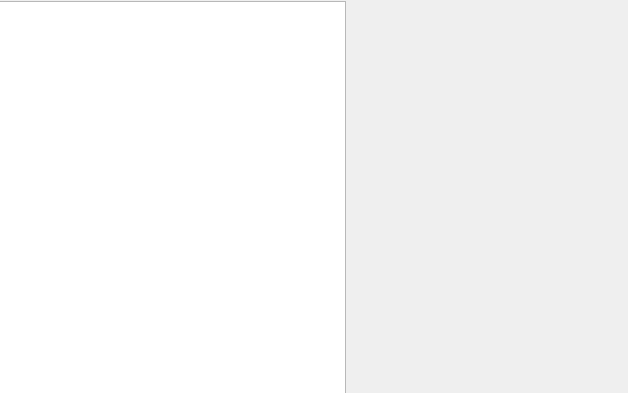
Old version of the form Resource/UI/news.ui in the repository HorizonLauncher/Client.
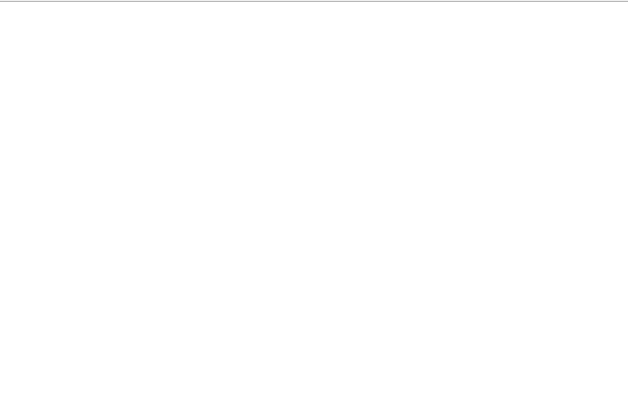
New version of the form.

Commit message: finished XML parser

The edit to the form file:
```diff
--- a/Resource/UI/news.ui
+++ b/Resource/UI/news.ui
@@ -18,7 +18,7 @@
     <rect>
      <x>-5</x>
      <y>1</y>
-     <width>351</width>
+     <width>641</width>
      <height>401</height>
     </rect>
    </property>
```
The commit also changes 2 other files.
